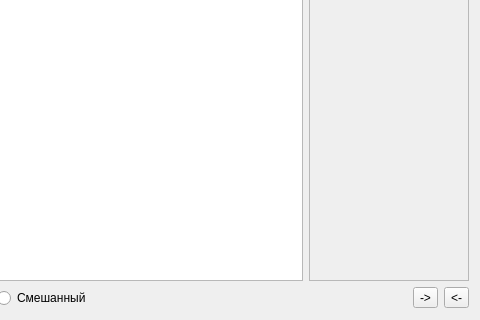
Before: the Qt Designer form editor.ui in Sergeyego/el_sert, drawn with Qt 5; both pictures show x 538 to 1018 and y 528 to 848 of the 1018 by 848 pixel window.
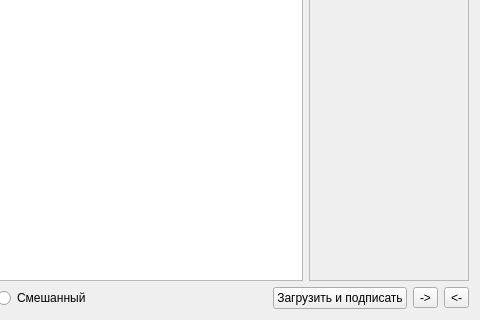
After: the same form once the commit is applied. Custom widgets are drawn as their Qt base class.

Commit message: Загрузка произвольного сертификата

```diff
--- a/editor.ui
+++ b/editor.ui
@@ -154,6 +154,13 @@
        </property>
       </spacer>
      </item>
+     <item>
+      <widget class="QPushButton" name="pushButtonLoad">
+       <property name="text">
+        <string>Загрузить и подписать</string>
+       </property>
+      </widget>
+     </item>
      <item>
       <widget class="QToolButton" name="toolButtonHTMLLoad">
        <property name="text">
```
The commit also changes 2 other files.
